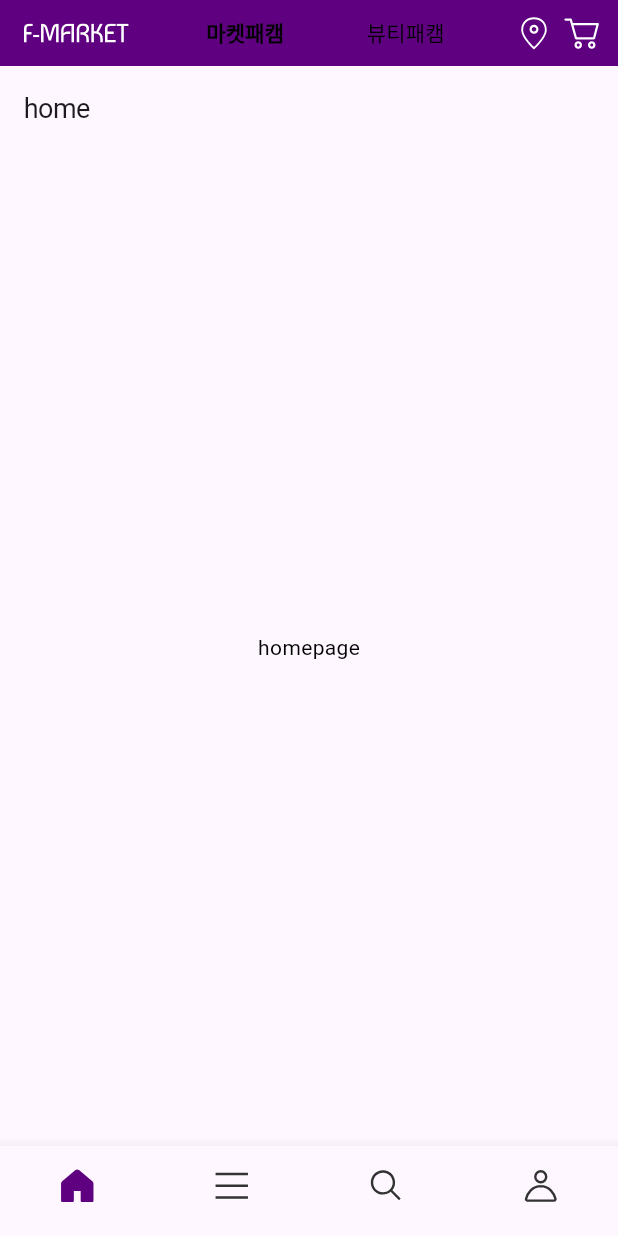
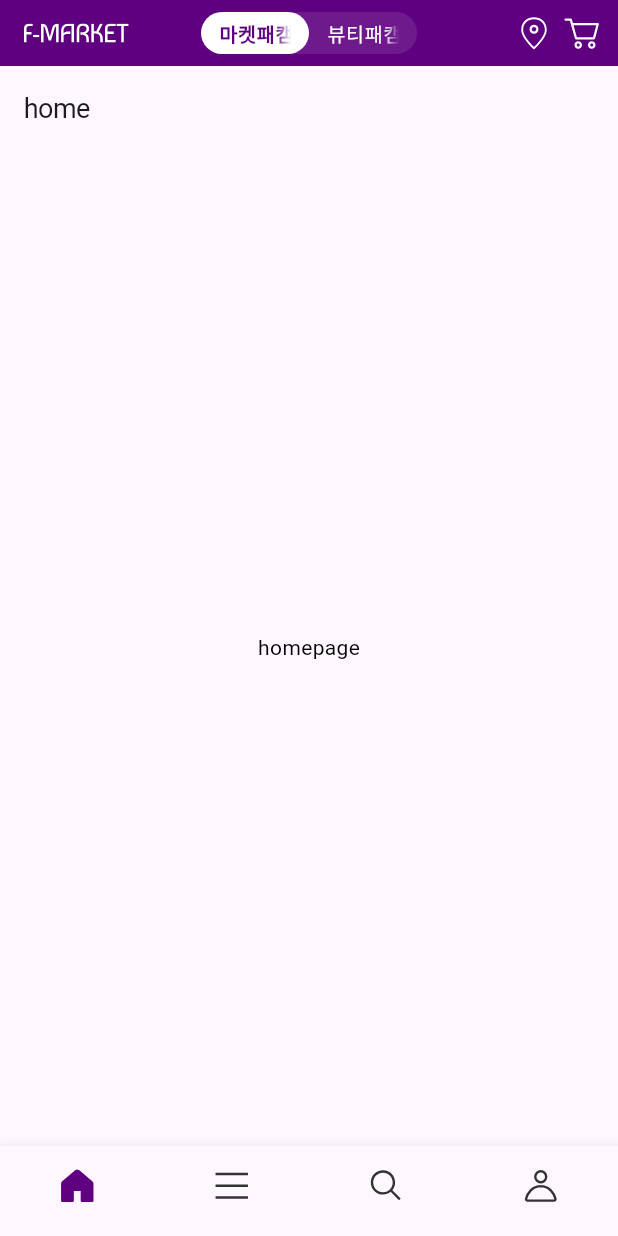
Before and after one commit to chaenchaen99/e-commerce-app, a Flutter app: the screen it shows after launch, on a phone screen of 412 x 824 dp. Run offline on Flutter 3.47's test engine with Material 3 defaults, Android fonts, the phone set to English and light mode, and no system bars; our stand-ins replace flutter_bloc, flutter_svg, go_router; Roboto replaces fonts that are missing (Pretendard).

Commit message:
feat) AppBar UI 구현

```diff
--- a/lib/presentation/pages/main/component/top_app_bar/home_app_bar.dart
+++ b/lib/presentation/pages/main/component/top_app_bar/home_app_bar.dart
@@ -1,12 +1,13 @@
-import 'dart:ffi';
-
 import 'package:flutter/material.dart';
 import 'package:flutter_bloc/flutter_bloc.dart';
 import 'package:flutter_svg/svg.dart';
 
 import '../../../../../core/theme/constant/app_colors.dart';
 import '../../../../../core/theme/constant/app_icons.dart';
+import '../../../../../core/theme/custom/custom_app_bar.dart';
+import '../../../../../core/theme/custom/custom_font_weight.dart';
 import '../../cubit/mall_type_cubit.dart';
+import '../widgets/svg_icon_button.dart';
 
 class HomeAppBar extends StatelessWidget {
   const HomeAppBar({super.key});
@@ -16,29 +17,46 @@ class HomeAppBar extends StatelessWidget {
     return BlocBuilder<MallTypeCubit, MallType>(builder: (_, state) {
       return AnimatedContainer(
         duration: Duration(milliseconds: 400),
-        color: (state.isMarket) ? AppColors.primary : AppColors.background,
+        color: state.theme.backgroundColor,
         padding: EdgeInsets.symmetric(vertical: 6.0, horizontal: 8.0),
         child: AppBar(
-            // backgroundColor: Colors.amber,
-            leading: Padding(
-              padding: EdgeInsets.all(8),
-              child: SvgPicture.asset(
-                AppIcons.mainLogo,
-                colorFilter: ColorFilter.mode(
-                  state.isMarket ? AppColors.onPrimary : AppColors.primary,
-                  BlendMode.srcIn,
+            leading: SvgIconButton(
+              icon: AppIcons.mainLogo,
+              padding: 8,
+              color: state.theme.logoColor,
             ),
+            title: AnimatedContainer(
+              duration: Duration(milliseconds: 400),
+              decoration: BoxDecoration(
+                borderRadius: BorderRadius.all(
+                  Radius.circular(CustomAppBarTheme.tabBarRadius),
                 ),
+                color: state.theme.containerColor,
               ),
-            title: DefaultTabController(
+              child: SizedBox(
+                height: 28,
+                width: 144,
+                child: DefaultTabController(
                   initialIndex: state.index,
                   length: MallType.values.length,
                   child: TabBar(
                     onTap: (index) =>
                         context.read<MallTypeCubit>().changeIndex(index),
-                labelColor: Colors.black,
-                unselectedLabelColor: Colors.black,
+                    indicatorSize: TabBarIndicatorSize.tab,
+                    labelPadding: EdgeInsets.only(left: 12, right: 12, top: 4),
+                    labelColor: state.theme.labelColor,
+                    dividerColor: Colors.transparent,
+                    labelStyle: Theme.of(context).textTheme.labelLarge.bold,
+                    unselectedLabelColor: state.theme.unselectedLabelColor,
+                    unselectedLabelStyle:
+                        Theme.of(context).textTheme.labelLarge,
                     overlayColor: WidgetStateProperty.all(Colors.transparent),
+                    indicator: BoxDecoration(
+                      borderRadius: BorderRadius.all(
+                        Radius.circular(CustomAppBarTheme.tabBarRadius),
+                      ),
+                      color: state.theme.indicatorColor,
+                    ),
                     tabs: List.generate(
                       MallType.values.length,
                       (index) => Tab(
@@ -47,31 +65,17 @@ class HomeAppBar extends StatelessWidget {
                     ),
                   ),
                 ),
-            actions: [
-              Padding(
-                padding: EdgeInsets.all(4.0),
-                child: SvgPicture.asset(
-                  AppIcons.location,
-                  colorFilter: ColorFilter.mode(
-                    state.isMarket
-                        ? AppColors.background
-                        : AppColors.contentPrimary,
-                    BlendMode.srcIn,
               ),
             ),
+            actions: [
+              SvgIconButton(
+                icon: AppIcons.location,
+                color: state.theme.iconColor,
               ),
-              Padding(
-                padding: EdgeInsets.all(4.0),
-                child: SvgPicture.asset(
-                  AppIcons.cart,
-                  colorFilter: ColorFilter.mode(
-                    state.isMarket
-                        ? AppColors.background
-                        : AppColors.contentPrimary,
-                    BlendMode.srcIn,
+              SvgIconButton(
+                icon: AppIcons.cart,
+                color: state.theme.iconColor,
               ),
-                ),
-              )
             ],
             backgroundColor: Colors.transparent,
             centerTitle: true,
--- /dev/null
+++ b/lib/presentation/pages/main/component/widgets/svg_icon_button.dart
@@ -0,0 +1,25 @@
+import 'package:flutter/material.dart';
+import 'package:flutter_svg/svg.dart';
+
+class SvgIconButton extends StatelessWidget {
+  const SvgIconButton(
+      {super.key, this.padding = 4, required this.icon, this.color});
+
+  final double padding;
+  final String icon;
+  final color;
+
+  @override
+  Widget build(BuildContext context) {
+    return Padding(
+      padding: EdgeInsets.all(padding),
+      child: SvgPicture.asset(
+        icon,
+        colorFilter: ColorFilter.mode(
+          color,
+          BlendMode.srcIn,
+        ),
+      ),
+    );
+  }
+}
--- a/lib/presentation/pages/main/cubit/mall_type_cubit.dart
+++ b/lib/presentation/pages/main/cubit/mall_type_cubit.dart
@@ -1,4 +1,6 @@
 import 'package:flutter_bloc/flutter_bloc.dart';
+
+import '../../../../core/theme/custom/custom_app_bar.dart';
 
 enum MallType {
   market,
@@ -23,4 +25,13 @@ extension MallTypeExtension on MallType {
 
   bool get isMarket => this == MallType.market;
   bool get isBeauty => this == MallType.beauty;
+
+  CustomAppBarTheme get theme {
+    switch (this) {
+      case MallType.market:
+        return CustomAppBarTheme.market;
+      case MallType.beauty:
+        return CustomAppBarTheme.beauty;
+    }
+  }
 }
```
Lines whose indentation alone changed are shown as unchanged.
